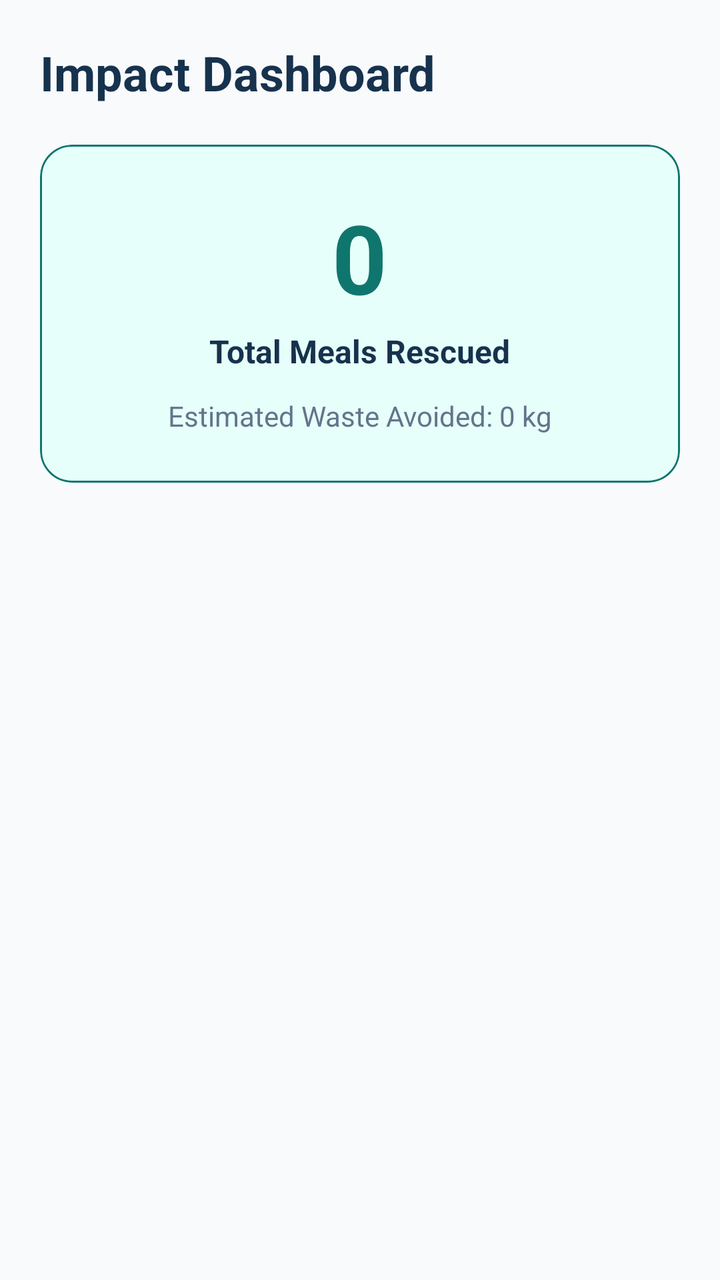
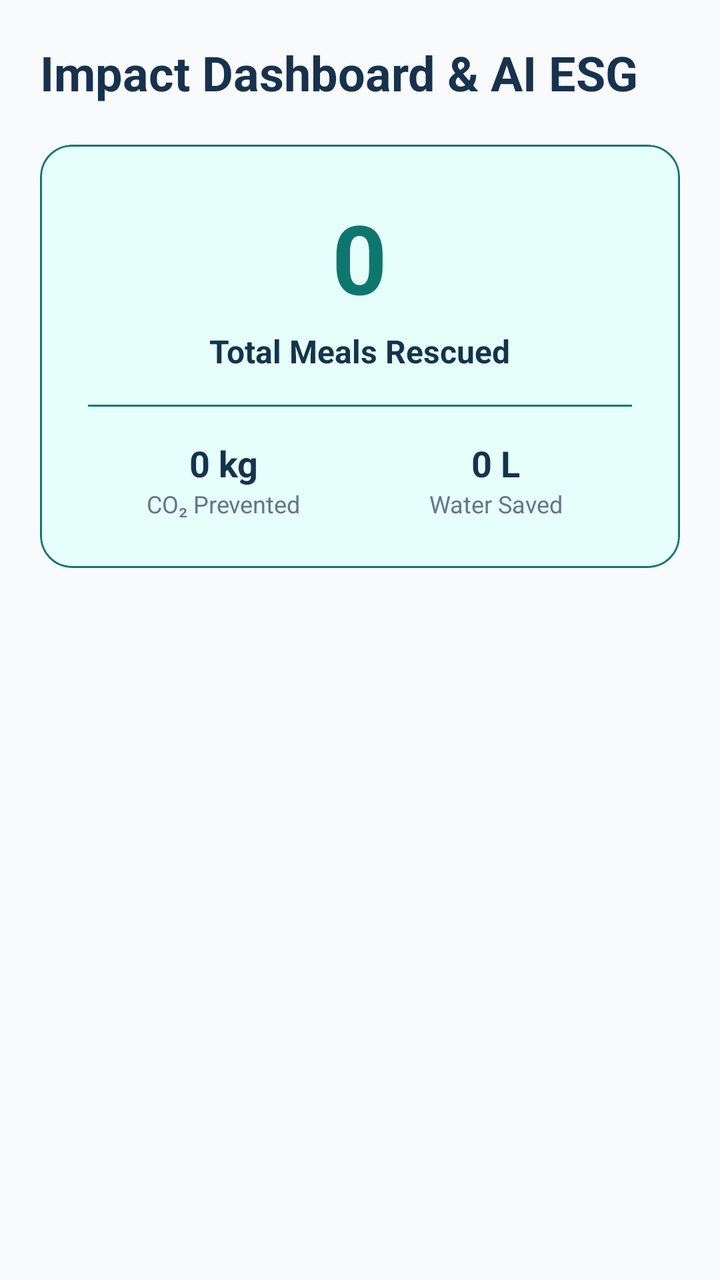

Two renders of the same Android screen: before a commit and after it. Below are the layout's source before the change and the commit's diff.
<!-- AndroidManifest.xml: application theme Theme.SharePlate -->
<!-- res/layout/fragment_impact_dashboard.xml -->
<?xml version="1.0" encoding="utf-8"?>
<LinearLayout xmlns:android="http://schemas.android.com/apk/res/android"
    xmlns:app="http://schemas.android.com/apk/res-auto"
    android:layout_width="match_parent"
    android:layout_height="match_parent"
    android:background="@color/surface_bg"
    android:orientation="vertical"
    android:padding="20dp">

    <TextView
        android:layout_width="wrap_content"
        android:layout_height="wrap_content"
        android:text="Impact Dashboard"
        android:textColor="@color/dark_navy"
        android:textSize="24sp"
        android:textStyle="bold" />

    <com.google.android.material.card.MaterialCardView
        android:layout_width="match_parent"
        android:layout_height="wrap_content"
        android:layout_marginTop="20dp"
        app:cardBackgroundColor="@color/mint_bg"
        app:cardCornerRadius="16dp"
        app:strokeColor="@color/primary_teal"
        app:strokeWidth="1dp">

        <LinearLayout
            android:layout_width="match_parent"
            android:layout_height="wrap_content"
            android:orientation="vertical"
            android:padding="24dp"
            android:gravity="center">

            <TextView
                android:id="@+id/tvMealsRescuedCount"
                android:layout_width="wrap_content"
                android:layout_height="wrap_content"
                android:text="0"
                android:textColor="@color/primary_teal"
                android:textSize="48sp"
                android:textStyle="bold" />

            <TextView
                android:layout_width="wrap_content"
                android:layout_height="wrap_content"
                android:layout_marginTop="4dp"
                android:text="Total Meals Rescued"
                android:textColor="@color/dark_navy"
                android:textSize="16sp"
                android:textStyle="bold" />

            <TextView
                android:id="@+id/tvWasteAvoided"
                android:layout_width="wrap_content"
                android:layout_height="wrap_content"
                android:layout_marginTop="12dp"
                android:text="Estimated Waste Avoided: 0 kg"
                android:textColor="@color/text_secondary"
                android:textSize="14sp" />

        </LinearLayout>
    </com.google.android.material.card.MaterialCardView>

</LinearLayout>
<!-- resources referenced by this layout -->
<resources>
  <color name="dark_navy">#17324D</color>
  <color name="mint_bg">#E6FFFA</color>
  <color name="primary_teal">#0F766E</color>
  <color name="surface_bg">#F8FAFC</color>
  <color name="text_secondary">#64748B</color>
  <style name="Theme.SharePlate" parent="Base.Theme.SharePlate" />
  <style name="Base.Theme.SharePlate" parent="Theme.Material3.DayNight.NoActionBar">
          <item name="colorPrimary">@color/primary_teal</item>
          <item name="colorSecondary">@color/dark_navy</item>
          <item name="android:colorBackground">@color/surface_bg</item>
          <item name="colorSurface">@color/white</item>
      </style>
  <color name="white">#FFFFFF</color>
</resources>

<!-- the commit's change to res/layout/fragment_impact_dashboard.xml (unified diff, before → after) -->
@@ -1,64 +1,122 @@
 <?xml version="1.0" encoding="utf-8"?>
-<LinearLayout xmlns:android="http://schemas.android.com/apk/res/android"
+<ScrollView xmlns:android="http://schemas.android.com/apk/res/android"
     xmlns:app="http://schemas.android.com/apk/res-auto"
     android:layout_width="match_parent"
     android:layout_height="match_parent"
     android:background="@color/surface_bg"
-    android:orientation="vertical"
-    android:padding="20dp">
+    android:fillViewport="true">
 
-    <TextView
-        android:layout_width="wrap_content"
-        android:layout_height="wrap_content"
-        android:text="Impact Dashboard"
-        android:textColor="@color/dark_navy"
-        android:textSize="24sp"
-        android:textStyle="bold" />
-
-    <com.google.android.material.card.MaterialCardView
+    <LinearLayout
         android:layout_width="match_parent"
         android:layout_height="wrap_content"
-        android:layout_marginTop="20dp"
-        app:cardBackgroundColor="@color/mint_bg"
-        app:cardCornerRadius="16dp"
-        app:strokeColor="@color/primary_teal"
-        app:strokeWidth="1dp">
+        android:orientation="vertical"
+        android:padding="20dp">
 
-        <LinearLayout
+        <TextView
+            android:layout_width="wrap_content"
+            android:layout_height="wrap_content"
+            android:text="Impact Dashboard &amp; AI ESG"
+            android:textColor="@color/dark_navy"
+            android:textSize="24sp"
+            android:textStyle="bold" />
+
+        <com.google.android.material.card.MaterialCardView
             android:layout_width="match_parent"
             android:layout_height="wrap_content"
-            android:orientation="vertical"
-            android:padding="24dp"
-            android:gravity="center">
+            android:layout_marginTop="20dp"
+            app:cardBackgroundColor="@color/mint_bg"
+            app:cardCornerRadius="16dp"
+            app:strokeColor="@color/primary_teal"
+            app:strokeWidth="1dp">
 
-            <TextView
-                android:id="@+id/tvMealsRescuedCount"
-                android:layout_width="wrap_content"
+            <LinearLayout
+                android:layout_width="match_parent"
                 android:layout_height="wrap_content"
-                android:text="0"
-                android:textColor="@color/primary_teal"
-                android:textSize="48sp"
-                android:textStyle="bold" />
+                android:gravity="center"
+                android:orientation="vertical"
+                android:padding="24dp">
 
-            <TextView
-                android:layout_width="wrap_content"
-                android:layout_height="wrap_content"
-                android:layout_marginTop="4dp"
-                android:text="Total Meals Rescued"
-                android:textColor="@color/dark_navy"
-                android:textSize="16sp"
-                android:textStyle="bold" />
+                <TextView
+                    android:id="@+id/tvMealsRescuedCount"
+                    android:layout_width="wrap_content"
+                    android:layout_height="wrap_content"
+                    android:text="0"
+                    android:textColor="@color/primary_teal"
+                    android:textSize="48sp"
+                    android:textStyle="bold" />
 
-            <TextView
-                android:id="@+id/tvWasteAvoided"
-                android:layout_width="wrap_content"
-                android:layout_height="wrap_content"
-                android:layout_marginTop="12dp"
-                android:text="Estimated Waste Avoided: 0 kg"
-                android:textColor="@color/text_secondary"
-                android:textSize="14sp" />
+                <TextView
+                    android:layout_width="wrap_content"
+                    android:layout_height="wrap_content"
+                    android:layout_marginTop="4dp"
+                    android:text="Total Meals Rescued"
+                    android:textColor="@color/dark_navy"
+                    android:textSize="16sp"
+                    android:textStyle="bold" />
 
-        </LinearLayout>
-    </com.google.android.material.card.MaterialCardView>
+                <View
+                    android:layout_width="match_parent"
+                    android:layout_height="1dp"
+                    android:layout_marginVertical="16dp"
+                    android:background="@color/primary_teal" />
 
-</LinearLayout>
+                <LinearLayout
+                    android:layout_width="match_parent"
+                    android:layout_height="wrap_content"
+                    android:gravity="center"
+                    android:orientation="horizontal">
+
+                    <LinearLayout
+                        android:layout_width="0dp"
+                        android:layout_height="wrap_content"
+                        android:layout_weight="1"
+                        android:gravity="center"
+                        android:orientation="vertical">
+
+                        <TextView
+                            android:id="@+id/tvCo2Avoided"
+                            android:layout_width="wrap_content"
+                            android:layout_height="wrap_content"
+                            android:text="0 kg"
+                            android:textColor="@color/dark_navy"
+                            android:textSize="18sp"
+                            android:textStyle="bold" />
+
+                        <TextView
+                            android:layout_width="wrap_content"
+                            android:layout_height="wrap_content"
+                            android:text="CO₂ Prevented"
+                            android:textColor="@color/text_secondary"
+                            android:textSize="12sp" />
+                    </LinearLayout>
+
+                    <LinearLayout
+                        android:layout_width="0dp"
+                        android:layout_height="wrap_content"
+                        android:layout_weight="1"
+                        android:gravity="center"
+                        android:orientation="vertical">
+
+                        <TextView
+                            android:id="@+id/tvWaterSaved"
+                            android:layout_width="wrap_content"
+                            android:layout_height="wrap_content"
+                            android:text="0 L"
+                            android:textColor="@color/dark_navy"
+                            android:textSize="18sp"
+                            android:textStyle="bold" />
+
+                        <TextView
+                            android:layout_width="wrap_content"
+                            android:layout_height="wrap_content"
+                            android:text="Water Saved"
+                            android:textColor="@color/text_secondary"
+                            android:textSize="12sp" />
+                    </LinearLayout>
+                </LinearLayout>
+
+            </LinearLayout>
+        </com.google.android.material.card.MaterialCardView>
+
+    </LinearLayout>
+</ScrollView>
